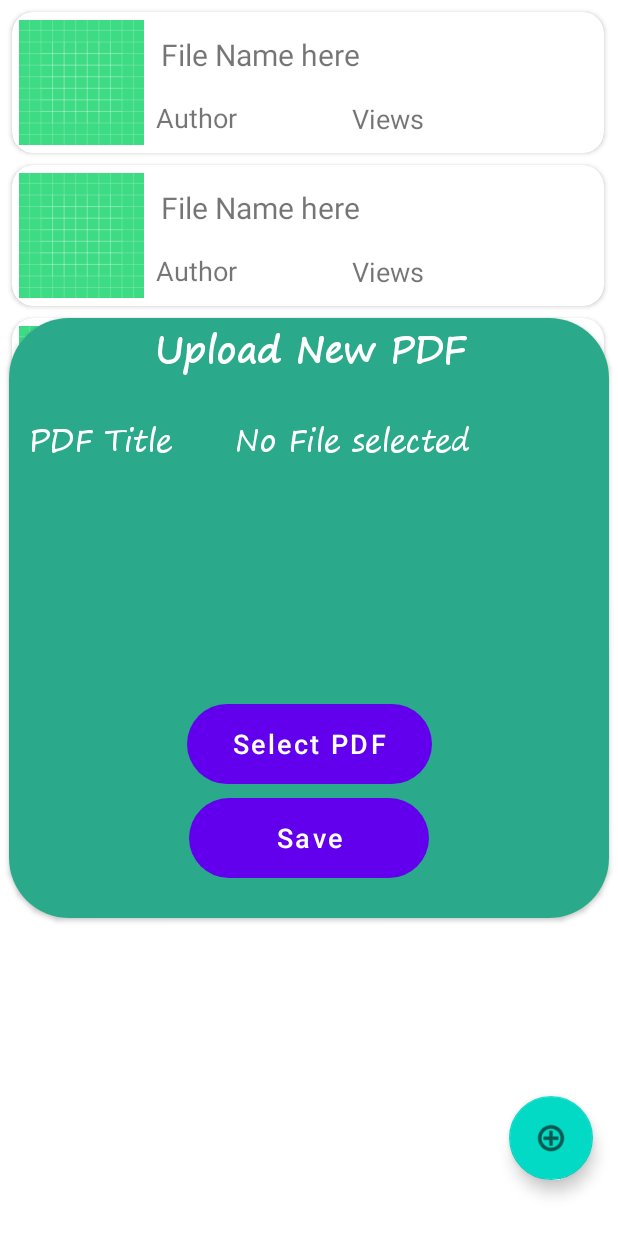
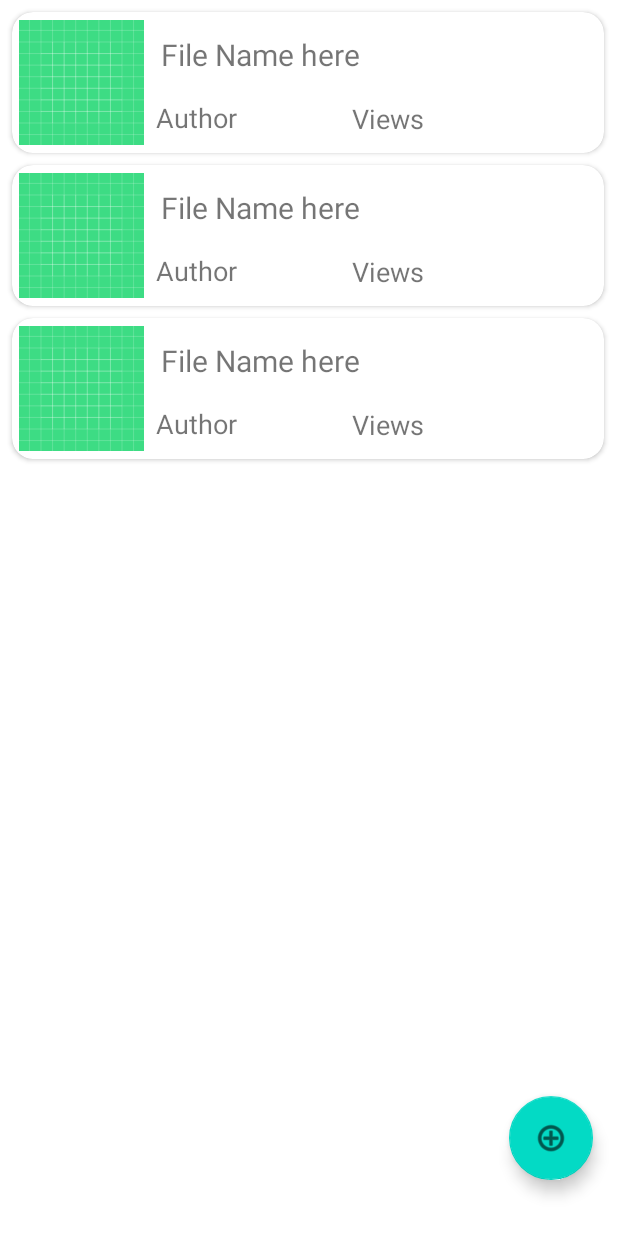
Before and after one commit to sanyam12/Veza, an Android app: the layout fragment_notes.xml on its own in the app's theme, with its tools: preview values and no code run, on a phone screen of 412 x 824 dp. Run offline under Robolectric (Android 15) with nearby library versions, the phone set to English and light mode, and no system bars.

Commit message:
notes section upload file

```diff
--- a/app/src/main/res/layout/fragment_notes.xml
+++ b/app/src/main/res/layout/fragment_notes.xml
@@ -31,99 +31,21 @@
         app:layout_constraintTop_toTopOf="parent"
         app:layout_constraintVertical_bias="0.951" />
 
-    <androidx.cardview.widget.CardView
-        android:layout_width="400dp"
-        android:layout_height="400dp"
-        app:layout_constraintBottom_toBottomOf="@+id/recycler_notes"
-        app:layout_constraintEnd_toEndOf="parent"
-        app:cardCornerRadius="40dp"
-        android:layout_marginHorizontal="40dp"
-        android:elevation="40dp"
-        android:outlineAmbientShadowColor="@color/black"
-        app:layout_constraintStart_toStartOf="parent"
-        app:layout_constraintTop_toTopOf="@+id/recycler_notes">
+<!--    <androidx.cardview.widget.CardView-->
+<!--        android:layout_width="400dp"-->
+<!--        android:layout_height="400dp"-->
+<!--        app:layout_constraintBottom_toBottomOf="@+id/recycler_notes"-->
+<!--        app:layout_constraintEnd_toEndOf="parent"-->
+<!--        app:cardCornerRadius="40dp"-->
+<!--        android:layout_marginHorizontal="40dp"-->
+<!--        android:elevation="40dp"-->
+<!--        android:outlineAmbientShadowColor="@color/black"-->
+<!--        app:layout_constraintStart_toStartOf="parent"-->
+<!--        app:layout_constraintTop_toTopOf="@+id/recycler_notes">-->
 
 
-        <androidx.constraintlayout.widget.ConstraintLayout
-            android:layout_width="match_parent"
-            android:layout_height="match_parent"
-            android:background="@color/jungle_green">
-
-            <TextView
-                android:id="@+id/textView20"
-                android:layout_width="244dp"
-                android:layout_height="47dp"
-                android:text="Upload New PDF"
-                android:textAlignment="center"
-                android:textColor="@color/white"
-                android:textSize="24sp"
-                android:fontFamily="@font/segoepr"
-                android:textStyle="bold"
-                app:layout_constraintEnd_toEndOf="parent"
-                app:layout_constraintStart_toStartOf="parent"
-                app:layout_constraintTop_toTopOf="parent" />
-
-            <TextView
-                android:id="@+id/textView21"
-                android:layout_width="132dp"
-                android:layout_height="34dp"
-                android:layout_marginTop="16dp"
-                android:fontFamily="@font/segoepr"
-                android:text="PDF Title"
-                android:textColor="@color/white"
-                android:textSize="20sp"
-                app:layout_constraintEnd_toEndOf="parent"
-                app:layout_constraintHorizontal_bias="0.05"
-                app:layout_constraintStart_toStartOf="parent"
-                app:layout_constraintTop_toBottomOf="@+id/textView20" />
-
-            <TextView
-                android:id="@+id/textView22"
-                android:layout_width="219dp"
-                android:layout_height="123dp"
-                android:layout_marginTop="16dp"
-                android:text="No File selected"
-                android:fontFamily="@font/segoepr"
-                android:textColor="@color/white"
-                android:textSize="20sp"
-
-                app:layout_constraintEnd_toEndOf="parent"
-                app:layout_constraintHorizontal_bias="0.157"
-                app:layout_constraintStart_toEndOf="@+id/textView21"
-                app:layout_constraintTop_toBottomOf="@+id/textView20" />
-
-            <Button
-                android:id="@+id/button4"
-                android:layout_width="163dp"
-                android:layout_height="53dp"
-                android:layout_marginBottom="88dp"
-                android:background="@drawable/round50"
-                android:text="Select PDF"
-                android:textAllCaps="false"
-                android:textSize="18sp"
-                app:layout_constraintBottom_toBottomOf="parent"
-                app:layout_constraintEnd_toEndOf="parent"
-                app:layout_constraintStart_toStartOf="parent"
-                app:layout_constraintTop_toBottomOf="@+id/textView22"
-                app:layout_constraintVertical_bias="0.984" />
-
-            <Button
-                android:id="@+id/button8"
-                android:layout_width="160sp"
-                android:layout_height="53sp"
-                android:background="@drawable/round50"
-                android:text="Save"
-                android:textSize="18sp"
-                android:textAllCaps="false"
-                app:layout_constraintBottom_toBottomOf="parent"
-                app:layout_constraintEnd_toEndOf="parent"
-                app:layout_constraintStart_toStartOf="parent"
-                app:layout_constraintTop_toBottomOf="@+id/button4"
-                app:layout_constraintVertical_bias="0.25" />
-
-
-        </androidx.constraintlayout.widget.ConstraintLayout>
-    </androidx.cardview.widget.CardView>
+<!--        -->
+<!--    </androidx.cardview.widget.CardView>-->
 
 
 </androidx.constraintlayout.widget.ConstraintLayout>
```
Also changed, not shown: app/src/main/res/layout/upload_notes.xml (added, +83 -0 lines).
